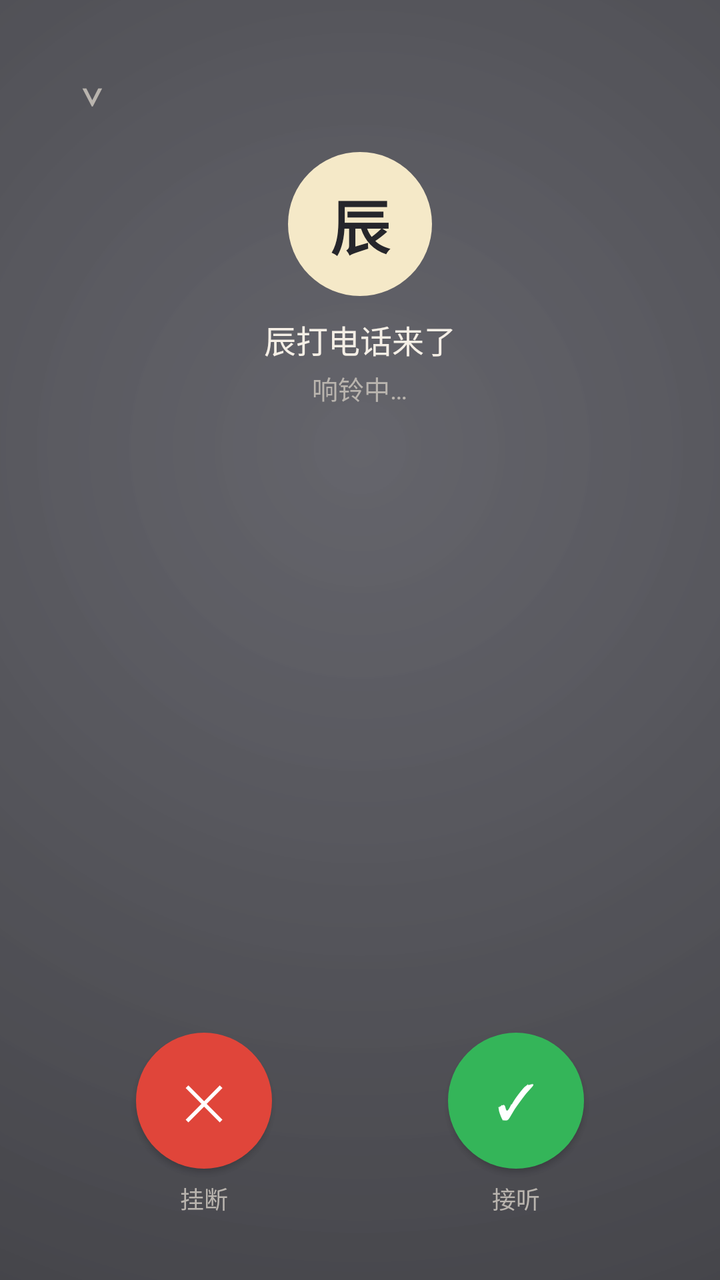
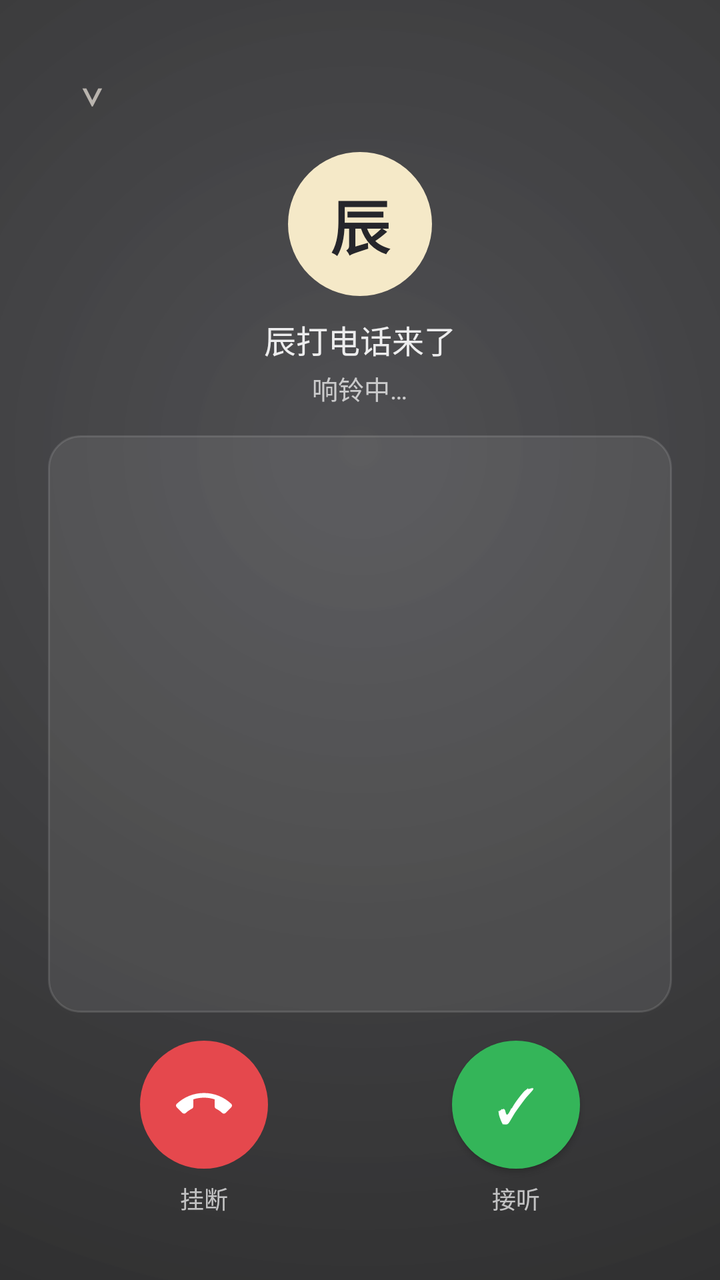

Screens rendered from an Android XML layout before and after an edit, with the pre-edit source and the edit as a unified diff.
<!-- AndroidManifest.xml: activity theme Theme.Chen.CallTranslucent -->
<!-- res/layout/activity_call.xml -->
<?xml version="1.0" encoding="utf-8"?>
<LinearLayout xmlns:android="http://schemas.android.com/apk/res/android"
    android:layout_width="match_parent" android:layout_height="match_parent"
    android:orientation="vertical" android:padding="24dp"
    android:background="@drawable/call_bg">

    <TextView android:id="@+id/btnMinimize" android:layout_width="44dp" android:layout_height="36dp"
        android:text="⌄" android:textSize="24sp" android:textColor="#B9B4AE" android:gravity="center" />

    <TextView android:id="@+id/avatar"
        android:layout_width="72dp" android:layout_height="72dp"
        android:layout_gravity="center_horizontal" android:layout_marginTop="16dp"
        android:background="@drawable/avatar_circle"
        android:gravity="center" android:text="辰"
        android:textSize="30sp" android:textStyle="bold" android:textColor="#26262B" />

    <TextView android:id="@+id/callText" android:layout_width="wrap_content" android:layout_height="wrap_content"
        android:layout_gravity="center_horizontal"
        android:text="辰打电话来了" android:textSize="16sp" android:textColor="#F5EFE6" android:layout_marginTop="10dp" />

    <TextView android:id="@+id/callState" android:layout_width="wrap_content" android:layout_height="wrap_content"
        android:layout_gravity="center_horizontal"
        android:text="响铃中…" android:textSize="13sp" android:textColor="#B9B4AE" android:layout_marginTop="3dp" />

    <ScrollView android:id="@+id/capScroll"
        android:layout_width="match_parent" android:layout_height="0dp" android:layout_weight="1"
        android:layout_marginTop="14dp" android:fillViewport="true" android:scrollbars="vertical">
        
        <TextView android:id="@+id/callLast" android:layout_width="match_parent" android:layout_height="wrap_content"
            android:text="" android:textSize="15sp" android:textColor="#F5EFE6"
            android:lineSpacingExtra="6dp" android:gravity="center_horizontal" android:paddingBottom="12dp" />
    </ScrollView>

    <Button android:id="@+id/btnSpeaker" android:layout_width="wrap_content" android:layout_height="44dp"
        android:layout_gravity="center_horizontal"
        android:background="@drawable/btn_pill_light" android:textColor="#26262B"
        android:paddingStart="22dp" android:paddingEnd="22dp" android:stateListAnimator="@null"
        android:text="免提：关" android:visibility="gone" android:layout_marginTop="6dp" />

    <LinearLayout android:layout_width="match_parent" android:layout_height="wrap_content"
        android:orientation="horizontal" android:gravity="center" android:layout_marginTop="14dp"
        android:layout_marginBottom="8dp">

        <LinearLayout android:layout_width="0dp" android:layout_weight="1" android:layout_height="wrap_content"
            android:orientation="vertical" android:gravity="center">
            
            <androidx.appcompat.widget.AppCompatButton android:id="@+id/btnHangup" android:layout_width="68dp" android:layout_height="68dp"
                android:background="@drawable/btn_circle_red"
                android:text="✕" android:textSize="24sp" android:textColor="#FFFFFF" />
            <TextView android:layout_width="wrap_content" android:layout_height="wrap_content"
                android:text="挂断" android:textSize="12sp" android:textColor="#B9B4AE" android:layout_marginTop="6dp" />
        </LinearLayout>

        <LinearLayout android:id="@+id/acceptWrap" android:layout_width="0dp" android:layout_weight="1" android:layout_height="wrap_content"
            android:orientation="vertical" android:gravity="center">
            <androidx.appcompat.widget.AppCompatButton android:id="@+id/btnAccept" android:layout_width="68dp" android:layout_height="68dp"
                android:background="@drawable/btn_circle_green"
                android:text="✓" android:textSize="24sp" android:textColor="#FFFFFF" />
            <TextView android:layout_width="wrap_content" android:layout_height="wrap_content"
                android:text="接听" android:textSize="12sp" android:textColor="#B9B4AE" android:layout_marginTop="6dp" />
        </LinearLayout>
    </LinearLayout>
</LinearLayout>
<!-- resources referenced by this layout -->
<resources>
  <!-- drawable avatar_circle (drawable) -->
  <?xml version="1.0" encoding="utf-8"?>
  <shape xmlns:android="http://schemas.android.com/apk/res/android" android:shape="oval">
      <solid android:color="#F5E9C8" />
  </shape>
  <!-- drawable btn_circle_green (drawable) -->
  <?xml version="1.0" encoding="utf-8"?>
  <shape xmlns:android="http://schemas.android.com/apk/res/android" android:shape="oval">
      <solid android:color="#34B559" />
  </shape>
  <!-- drawable btn_circle_red (drawable) -->
  <?xml version="1.0" encoding="utf-8"?>
  <shape xmlns:android="http://schemas.android.com/apk/res/android" android:shape="oval">
      <solid android:color="#E0453A" />
  </shape>
  <!-- drawable btn_pill_light (drawable) -->
  <?xml version="1.0" encoding="utf-8"?>
  <shape xmlns:android="http://schemas.android.com/apk/res/android" android:shape="rectangle">
      <solid android:color="#E8E4DE" />
      <corners android:radius="22dp" />
  </shape>
  <!-- drawable call_bg (drawable) -->
  <?xml version="1.0" encoding="utf-8"?>
  <shape xmlns:android="http://schemas.android.com/apk/res/android">
      <gradient android:type="radial" android:gradientRadius="600dp"
          android:centerX="0.5" android:centerY="0.35"
          android:startColor="#D94A4A52" android:endColor="#E626262B" />
  </shape>
  <style name="Theme.Chen.CallTranslucent" parent="Theme.Material3.DayNight.NoActionBar">
          <item name="android:windowIsTranslucent">true</item>
          <item name="android:windowBackground">@android:color/transparent</item>
      </style>
</resources>

<!-- the commit's change to res/layout/activity_call.xml (unified diff, before → after) -->
@@ -16,27 +16,24 @@
 
     <TextView android:id="@+id/callText" android:layout_width="wrap_content" android:layout_height="wrap_content"
         android:layout_gravity="center_horizontal"
-        android:text="辰打电话来了" android:textSize="16sp" android:textColor="#F5EFE6" android:layout_marginTop="10dp" />
+        android:text="辰打电话来了" android:textSize="16sp" android:textColor="#E6FFFFFF" android:layout_marginTop="10dp" />
 
     <TextView android:id="@+id/callState" android:layout_width="wrap_content" android:layout_height="wrap_content"
         android:layout_gravity="center_horizontal"
-        android:text="响铃中…" android:textSize="13sp" android:textColor="#B9B4AE" android:layout_marginTop="3dp" />
+        android:text="响铃中…" android:textSize="13sp" android:textColor="#B3FFFFFF" android:layout_marginTop="3dp" />
 
+    
     <ScrollView android:id="@+id/capScroll"
         android:layout_width="match_parent" android:layout_height="0dp" android:layout_weight="1"
-        android:layout_marginTop="14dp" android:fillViewport="true" android:scrollbars="vertical">
+        android:layout_marginTop="14dp" android:fillViewport="true" android:scrollbars="vertical"
+        android:background="@drawable/caption_card" android:padding="12dp">
         
         <TextView android:id="@+id/callLast" android:layout_width="match_parent" android:layout_height="wrap_content"
-            android:text="" android:textSize="15sp" android:textColor="#F5EFE6"
+            android:text="" android:textSize="15sp" android:textColor="#CCFFFFFF"
             android:lineSpacingExtra="6dp" android:gravity="center_horizontal" android:paddingBottom="12dp" />
     </ScrollView>
 
-    <Button android:id="@+id/btnSpeaker" android:layout_width="wrap_content" android:layout_height="44dp"
-        android:layout_gravity="center_horizontal"
-        android:background="@drawable/btn_pill_light" android:textColor="#26262B"
-        android:paddingStart="22dp" android:paddingEnd="22dp" android:stateListAnimator="@null"
-        android:text="免提：关" android:visibility="gone" android:layout_marginTop="6dp" />
-
+    
     <LinearLayout android:layout_width="match_parent" android:layout_height="wrap_content"
         android:orientation="horizontal" android:gravity="center" android:layout_marginTop="14dp"
         android:layout_marginBottom="8dp">
@@ -44,20 +41,31 @@
         <LinearLayout android:layout_width="0dp" android:layout_weight="1" android:layout_height="wrap_content"
             android:orientation="vertical" android:gravity="center">
             
-            <androidx.appcompat.widget.AppCompatButton android:id="@+id/btnHangup" android:layout_width="68dp" android:layout_height="68dp"
+            <androidx.appcompat.widget.AppCompatImageButton android:id="@+id/btnHangup" android:layout_width="64dp" android:layout_height="64dp"
                 android:background="@drawable/btn_circle_red"
-                android:text="✕" android:textSize="24sp" android:textColor="#FFFFFF" />
+                android:src="@drawable/ic_call_end" android:scaleType="center"
+                android:contentDescription="挂断" />
             <TextView android:layout_width="wrap_content" android:layout_height="wrap_content"
-                android:text="挂断" android:textSize="12sp" android:textColor="#B9B4AE" android:layout_marginTop="6dp" />
+                android:text="挂断" android:textSize="12sp" android:textColor="#B3FFFFFF" android:layout_marginTop="6dp" />
+        </LinearLayout>
+
+        <LinearLayout android:id="@+id/speakerWrap" android:layout_width="0dp" android:layout_weight="1" android:layout_height="wrap_content"
+            android:orientation="vertical" android:gravity="center" android:visibility="gone">
+            <androidx.appcompat.widget.AppCompatImageButton android:id="@+id/btnSpeaker" android:layout_width="64dp" android:layout_height="64dp"
+                android:background="@drawable/btn_circle_white"
+                android:src="@drawable/ic_volume_up" android:scaleType="center"
+                android:contentDescription="免提" />
+            <TextView android:layout_width="wrap_content" android:layout_height="wrap_content"
+                android:text="免提" android:textSize="12sp" android:textColor="#B3FFFFFF" android:layout_marginTop="6dp" />
         </LinearLayout>
 
         <LinearLayout android:id="@+id/acceptWrap" android:layout_width="0dp" android:layout_weight="1" android:layout_height="wrap_content"
             android:orientation="vertical" android:gravity="center">
-            <androidx.appcompat.widget.AppCompatButton android:id="@+id/btnAccept" android:layout_width="68dp" android:layout_height="68dp"
+            <androidx.appcompat.widget.AppCompatButton android:id="@+id/btnAccept" android:layout_width="64dp" android:layout_height="64dp"
                 android:background="@drawable/btn_circle_green"
                 android:text="✓" android:textSize="24sp" android:textColor="#FFFFFF" />
             <TextView android:layout_width="wrap_content" android:layout_height="wrap_content"
-                android:text="接听" android:textSize="12sp" android:textColor="#B9B4AE" android:layout_marginTop="6dp" />
+                android:text="接听" android:textSize="12sp" android:textColor="#B3FFFFFF" android:layout_marginTop="6dp" />
         </LinearLayout>
     </LinearLayout>
 </LinearLayout>
<!-- resource entries referenced after the edit -->
@@ -13,21 +13,44 @@
   <!-- drawable btn_circle_red (drawable) -->
   <?xml version="1.0" encoding="utf-8"?>
   <shape xmlns:android="http://schemas.android.com/apk/res/android" android:shape="oval">
-      <solid android:color="#E0453A" />
+      
+      <solid android:color="#E5484D" />
   </shape>
-  <!-- drawable btn_pill_light (drawable) -->
+  <!-- drawable btn_circle_white (drawable) -->
   <?xml version="1.0" encoding="utf-8"?>
-  <shape xmlns:android="http://schemas.android.com/apk/res/android" android:shape="rectangle">
-      <solid android:color="#E8E4DE" />
-      <corners android:radius="22dp" />
+  <shape xmlns:android="http://schemas.android.com/apk/res/android" android:shape="oval">
+      <solid android:color="#FFFFFF" />
   </shape>
   <!-- drawable call_bg (drawable) -->
   <?xml version="1.0" encoding="utf-8"?>
   <shape xmlns:android="http://schemas.android.com/apk/res/android">
       <gradient android:type="radial" android:gradientRadius="600dp"
           android:centerX="0.5" android:centerY="0.35"
-          android:startColor="#D94A4A52" android:endColor="#E626262B" />
+          android:startColor="#B80C0C10" android:endColor="#D9000000" />
   </shape>
+  <!-- drawable caption_card (drawable) -->
+  <?xml version="1.0" encoding="utf-8"?>
+  <shape xmlns:android="http://schemas.android.com/apk/res/android" android:shape="rectangle">
+      <solid android:color="#14FFFFFF" />
+      <stroke android:width="1dp" android:color="#1FFFFFFF" />
+      <corners android:radius="16dp" />
+  </shape>
+  <!-- drawable ic_call_end (drawable) -->
+  <?xml version="1.0" encoding="utf-8"?>
+  <vector xmlns:android="http://schemas.android.com/apk/res/android"
+      android:width="28dp" android:height="28dp"
+      android:viewportWidth="24" android:viewportHeight="24">
+      <path android:fillColor="#FFFFFF"
+          android:pathData="M12,9c-1.6,0 -3.15,0.25 -4.6,0.72v3.1c0,0.39 -0.23,0.74 -0.56,0.9 -0.98,0.49 -1.87,1.12 -2.66,1.85 -0.18,0.18 -0.43,0.28 -0.7,0.28 -0.28,0 -0.53,-0.11 -0.71,-0.29L0.29,13.08c-0.18,-0.17 -0.29,-0.42 -0.29,-0.7 0,-0.28 0.11,-0.53 0.29,-0.71C3.34,8.78 7.46,7 12,7s8.66,1.78 11.71,4.67c0.18,0.18 0.29,0.43 0.29,0.71 0,0.28 -0.11,0.53 -0.29,0.71l-2.48,2.48c-0.18,0.18 -0.43,0.29 -0.71,0.29 -0.27,0 -0.52,-0.11 -0.7,-0.28 -0.79,-0.74 -1.69,-1.36 -2.67,-1.85 -0.33,-0.16 -0.56,-0.5 -0.56,-0.9v-3.1C15.15,9.25 13.6,9 12,9z" />
+  </vector>
+  <!-- drawable ic_volume_up (drawable) -->
+  <?xml version="1.0" encoding="utf-8"?>
+  <vector xmlns:android="http://schemas.android.com/apk/res/android"
+      android:width="28dp" android:height="28dp"
+      android:viewportWidth="24" android:viewportHeight="24">
+      <path android:fillColor="#26262B"
+          android:pathData="M3,9v6h4l5,5V4L7,9H3zm13.5,3c0,-1.77 -1.02,-3.29 -2.5,-4.03v8.05c1.48,-0.73 2.5,-2.25 2.5,-4.02zM14,3.23v2.06c2.89,0.86 5,3.54 5,6.71s-2.11,5.85 -5,6.71v2.06c4.01,-0.91 7,-4.49 7,-8.77s-2.99,-7.86 -7,-8.77z" />
+  </vector>
   <style name="Theme.Chen.CallTranslucent" parent="Theme.Material3.DayNight.NoActionBar">
           <item name="android:windowIsTranslucent">true</item>
           <item name="android:windowBackground">@android:color/transparent</item>
